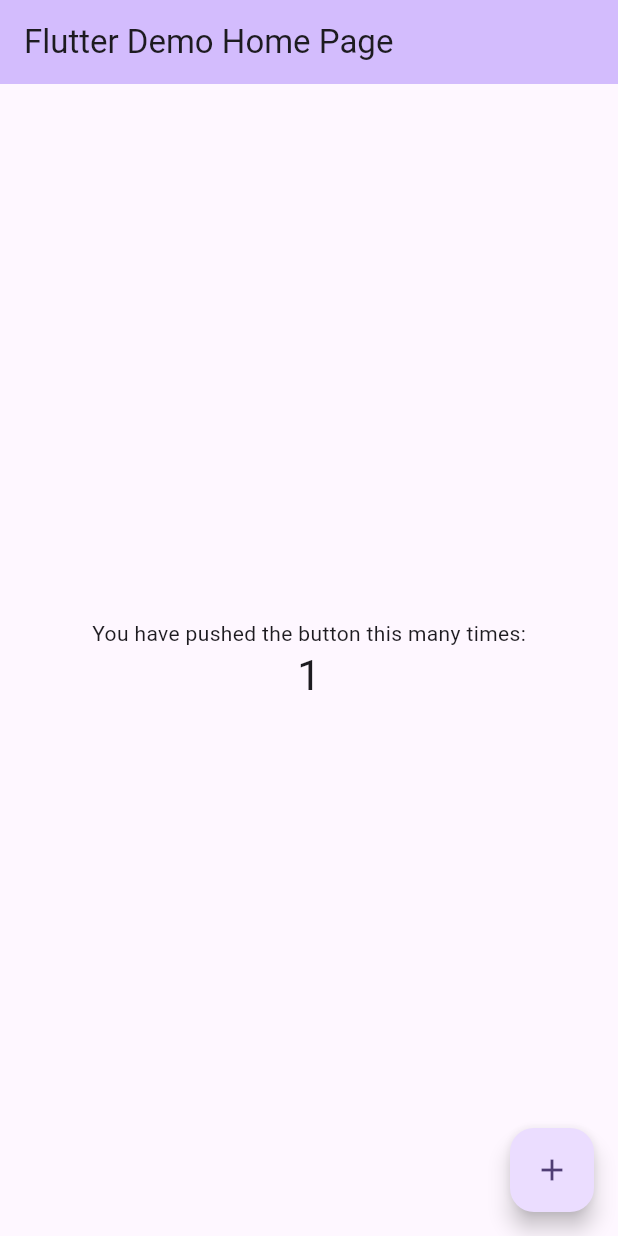
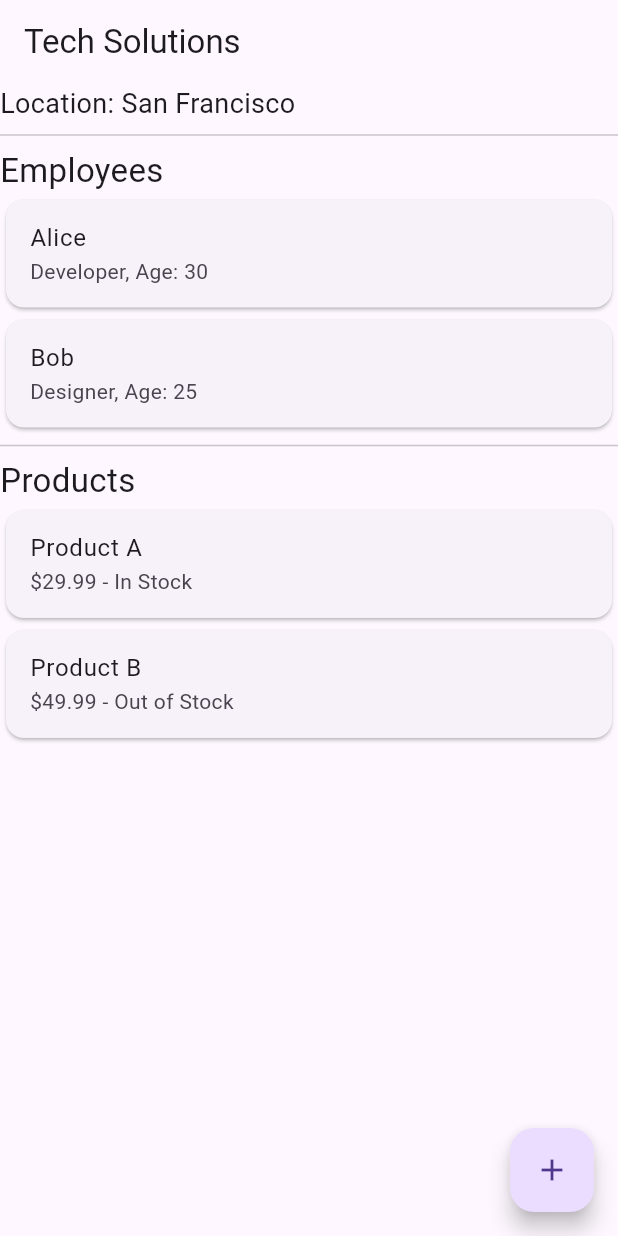
Before and after one commit to TojiddinovMuhammadabdullox/returned_project, a Flutter app: the screen it shows after launch, after a tap on the "add" icon, on a phone screen of 412 x 824 dp. Run offline on Flutter 3.47's test engine with Material 3 defaults, Android fonts, the phone set to English and light mode, and no system bars.

Commit message:
new commit

```diff
--- /dev/null
+++ b/lib/controller/company_controller.dart
@@ -0,0 +1,32 @@
+import 'package:returned_project/model/company.dart';
+import 'package:returned_project/model/employee.dart';
+import 'package:returned_project/model/product.dart';
+
+class CompanyController {
+  Company company;
+
+  CompanyController({required this.company});
+
+  void addEmployee(Employee employee) {
+    company.employees.add(employee);
+  }
+
+  void removeEmployee(String employeeName) {
+    company.employees.removeWhere((employee) => employee.name == employeeName);
+  }
+
+  void addProduct(Product product) {
+    company.products.add(product);
+  }
+
+  void removeProduct(String productName) {
+    company.products.removeWhere((product) => product.name == productName);
+  }
+
+  void updateProduct(String productName, Product newProduct) {
+    int index = company.products.indexWhere((product) => product.name == productName);
+    if (index != -1) {
+      company.products[index] = newProduct;
+    }
+  }
+}
--- a/lib/main.dart
+++ b/lib/main.dart
@@ -1,125 +1,53 @@
 import 'package:flutter/material.dart';
+import 'package:returned_project/model/company.dart';
+import 'package:returned_project/views/screens/home_screen.dart';
 
 void main() {
-  runApp(const MyApp());
+  Company company = Company.fromJson({
+    "company": "Tech Solutions",
+    "location": "San Francisco",
+    "employees": [
+      {
+        "name": "Alice",
+        "age": 30,
+        "position": "Developer",
+        "skills": ["Dart", "Flutter", "Firebase"]
+      },
+      {
+        "name": "Bob",
+        "age": 25,
+        "position": "Designer",
+        "skills": ["Photoshop", "Illustrator"]
+      }
+    ],
+    "products": [
+      {
+        "name": "Product A",
+        "price": 29.99,
+        "inStock": true
+      },
+      {
+        "name": "Product B",
+        "price": 49.99,
+        "inStock": false
+      }
+    ]
+  });
+
+  runApp(MyApp(company: company));
 }
 
 class MyApp extends StatelessWidget {
-  const MyApp({super.key});
+  final Company company;
 
-  // This widget is the root of your application.
+  MyApp({required this.company});
+
   @override
   Widget build(BuildContext context) {
     return MaterialApp(
-      title: 'Flutter Demo',
-      theme: ThemeData(
-        // This is the theme of your application.
-        //
-        // TRY THIS: Try running your application with "flutter run". You'll see
-        // the application has a purple toolbar. Then, without quitting the app,
-        // try changing the seedColor in the colorScheme below to Colors.green
-        // and then invoke "hot reload" (save your changes or press the "hot
-        // reload" button in a Flutter-supported IDE, or press "r" if you used
-        // the command line to start the app).
-        //
-        // Notice that the counter didn't reset back to zero; the application
-        // state is not lost during the reload. To reset the state, use hot
-        // restart instead.
-        //
-        // This works for code too, not just values: Most code changes can be
-        // tested with just a hot reload.
-        colorScheme: ColorScheme.fromSeed(seedColor: Colors.deepPurple),
-        useMaterial3: true,
-      ),
-      home: const MyHomePage(title: 'Flutter Demo Home Page'),
+      title: 'Tech Solutions',
+      theme: ThemeData(primarySwatch: Colors.blue),
+      home: HomeScreen(company: company),
     );
   }
 }
-
-class MyHomePage extends StatefulWidget {
-  const MyHomePage({super.key, required this.title});
-
-  // This widget is the home page of your application. It is stateful, meaning
-  // that it has a State object (defined below) that contains fields that affect
-  // how it looks.
-
-  // This class is the configuration for the state. It holds the values (in this
-  // case the title) provided by the parent (in this case the App widget) and
-  // used by the build method of the State. Fields in a Widget subclass are
-  // always marked "final".
-
-  final String title;
-
-  @override
-  State<MyHomePage> createState() => _MyHomePageState();
-}
-
-class _MyHomePageState extends State<MyHomePage> {
-  int _counter = 0;
-
-  void _incrementCounter() {
-    setState(() {
-      // This call to setState tells the Flutter framework that something has
-      // changed in this State, which causes it to rerun the build method below
-      // so that the display can reflect the updated values. If we changed
-      // _counter without calling setState(), then the build method would not be
-      // called again, and so nothing would appear to happen.
-      _counter++;
-    });
-  }
-
-  @override
-  Widget build(BuildContext context) {
-    // This method is rerun every time setState is called, for instance as done
-    // by the _incrementCounter method above.
-    //
-    // The Flutter framework has been optimized to make rerunning build methods
-    // fast, so that you can just rebuild anything that needs updating rather
-    // than having to individually change instances of widgets.
-    return Scaffold(
-      appBar: AppBar(
-        // TRY THIS: Try changing the color here to a specific color (to
-        // Colors.amber, perhaps?) and trigger a hot reload to see the AppBar
-        // change color while the other colors stay the same.
-        backgroundColor: Theme.of(context).colorScheme.inversePrimary,
-        // Here we take the value from the MyHomePage object that was created by
-        // the App.build method, and use it to set our appbar title.
-        title: Text(widget.title),
-      ),
-      body: Center(
-        // Center is a layout widget. It takes a single child and positions it
-        // in the middle of the parent.
-        child: Column(
-          // Column is also a layout widget. It takes a list of children and
-          // arranges them vertically. By default, it sizes itself to fit its
-          // children horizontally, and tries to be as tall as its parent.
-          //
-          // Column has various properties to control how it sizes itself and
-          // how it positions its children. Here we use mainAxisAlignment to
-          // center the children vertically; the main axis here is the vertical
-          // axis because Columns are vertical (the cross axis would be
-          // horizontal).
-          //
-          // TRY THIS: Invoke "debug painting" (choose the "Toggle Debug Paint"
-          // action in the IDE, or press "p" in the console), to see the
-          // wireframe for each widget.
-          mainAxisAlignment: MainAxisAlignment.center,
-          children: <Widget>[
-            const Text(
-              'You have pushed the button this many times:',
-            ),
-            Text(
-              '$_counter',
-              style: Theme.of(context).textTheme.headlineMedium,
-            ),
-          ],
-        ),
-      ),
-      floatingActionButton: FloatingActionButton(
-        onPressed: _incrementCounter,
-        tooltip: 'Increment',
-        child: const Icon(Icons.add),
-      ), // This trailing comma makes auto-formatting nicer for build methods.
-    );
-  }
-}
--- /dev/null
+++ b/lib/model/company.dart
@@ -0,0 +1,29 @@
+import 'package:returned_project/model/employee.dart';
+import 'package:returned_project/model/product.dart';
+
+class Company {
+  String company;
+  String location;
+  List<Employee> employees;
+  List<Product> products;
+
+  Company({required this.company, required this.location, required this.employees, required this.products});
+
+  factory Company.fromJson(Map<String, dynamic> json) {
+    return Company(
+      company: json['company'],
+      location: json['location'],
+      employees: List<Employee>.from(json['employees'].map((x) => Employee.fromJson(x))),
+      products: List<Product>.from(json['products'].map((x) => Product.fromJson(x))),
+    );
+  }
+
+  Map<String, dynamic> toJson() {
+    return {
+      'company': company,
+      'location': location,
+      'employees': employees.map((e) => e.toJson()).toList(),
+      'products': products.map((p) => p.toJson()).toList(),
+    };
+  }
+}
--- /dev/null
+++ b/lib/model/employee.dart
@@ -0,0 +1,26 @@
+class Employee {
+  String name;
+  int age;
+  String position;
+  List<String> skills;
+
+  Employee({required this.name, required this.age, required this.position, required this.skills});
+
+  factory Employee.fromJson(Map<String, dynamic> json) {
+    return Employee(
+      name: json['name'],
+      age: json['age'],
+      position: json['position'],
+      skills: List<String>.from(json['skills']),
+    );
+  }
+
+  Map<String, dynamic> toJson() {
+    return {
+      'name': name,
+      'age': age,
+      'position': position,
+      'skills': skills,
+    };
+  }
+}
--- /dev/null
+++ b/lib/model/product.dart
@@ -0,0 +1,23 @@
+class Product {
+  String name;
+  double price;
+  bool inStock;
+
+  Product({required this.name, required this.price, required this.inStock});
+
+  factory Product.fromJson(Map<String, dynamic> json) {
+    return Product(
+      name: json['name'],
+      price: json['price'],
+      inStock: json['inStock'],
+    );
+  }
+
+  Map<String, dynamic> toJson() {
+    return {
+      'name': name,
+      'price': price,
+      'inStock': inStock,
+    };
+  }
+}
--- /dev/null
+++ b/lib/views/screens/home_screen.dart
@@ -0,0 +1,42 @@
+import 'package:flutter/material.dart';
+import 'package:returned_project/model/company.dart';
+
+class HomeScreen extends StatelessWidget {
+  final Company company;
+
+  HomeScreen({required this.company});
+
+  @override
+  Widget build(BuildContext context) {
+    return Scaffold(
+      appBar: AppBar(title: Text(company.company)),
+      body: ListView(
+        children: [
+          Text('Location: ${company.location}', style: TextStyle(fontSize: 18)),
+          Divider(),
+          Text('Employees', style: TextStyle(fontSize: 22)),
+          ...company.employees.map((e) => Card(
+            child: ListTile(
+              title: Text(e.name),
+              subtitle: Text('${e.position}, Age: ${e.age}'),
+            ),
+          )),
+          Divider(),
+          Text('Products', style: TextStyle(fontSize: 22)),
+          ...company.products.map((p) => Card(
+            child: ListTile(
+              title: Text(p.name),
+              subtitle: Text('\$${p.price} - ${p.inStock ? 'In Stock' : 'Out of Stock'}'),
+            ),
+          )),
+        ],
+      ),
+      floatingActionButton: FloatingActionButton(
+        onPressed: () {
+          // Add your action for adding new employee or product
+        },
+        child: Icon(Icons.add),
+      ),
+    );
+  }
+}
```
